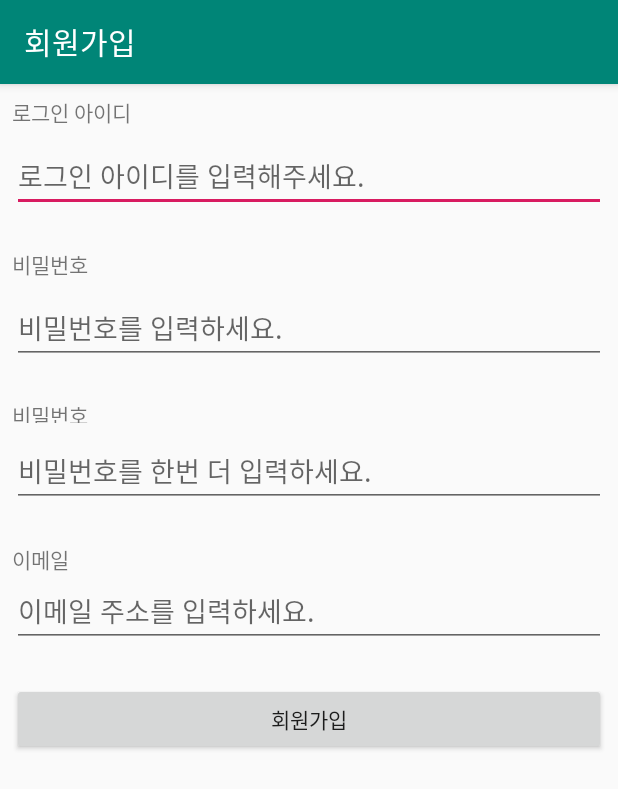
After one commit to jihyuno301/Mobile-Programming, an Android app: the SignupActivity screen opened directly, with no data from a screen before it, on a phone screen of 412 x 824 dp. The commit adds this screen. Shown: the top 789 px of the screen. Run offline under Robolectric (Android 15) with nearby library versions, the phone set to English and light mode, and no system bars.

Commit message:
데이터 입출력

```diff
--- /dev/null
+++ b/MyApplication/app/src/main/java/net/skhu/SignupActivity.java
@@ -0,0 +1,52 @@
+package net.skhu;
+
+import androidx.appcompat.app.AppCompatActivity;
+import android.os.Bundle;
+import android.view.View;
+import android.widget.Button;
+import android.widget.EditText;
+import android.widget.Toast;
+
+public class SignupActivity extends AppCompatActivity {
+
+    @Override
+    protected void onCreate(Bundle savedInstanceState) {
+        super.onCreate(savedInstanceState);
+        setContentView(R.layout.activity_signup);
+
+        Button button = (Button)findViewById(R.id.button);
+        View.OnClickListener listener = new View.OnClickListener() {
+            @Override
+            public void onClick(View view) {
+                EditText editText_loginId = (EditText)findViewById(R.id.editText_loginId);
+                String loginId = editText_loginId.getText().toString();
+                if (isEmptyOrWhiteSpace(loginId))
+                    editText_loginId.setError("로그인 아이디를 입력하세요");
+
+                EditText editText_password = (EditText)findViewById(R.id.editText_password);
+                String password = editText_password.getText().toString();
+                if (isEmptyOrWhiteSpace(password))
+                    editText_password.setError("비밀번호를 입력하세요");
+
+                EditText editText_password2 = (EditText)findViewById(R.id.editText_password2);
+                String password2 = editText_password2.getText().toString();
+                if (password.equals(password2) == false)
+                    editText_password2.setError("비밀번호가 일치하지 않습니다");
+
+                EditText editText_email = (EditText)findViewById(R.id.editText_email);
+                String email = editText_email.getText().toString();
+
+                // 회원 가입 데이터를 서버에 전송하는 코드를 구현해야 함.
+
+                String msg = "회원가입 성공: " + loginId + " " + email;
+                Toast.makeText(SignupActivity.this, msg, Toast.LENGTH_LONG).show();
+            }
+        };
+        button.setOnClickListener(listener);
+    }
+
+    static boolean isEmptyOrWhiteSpace(String s) {
+        if (s == null) return true;
+        return s.trim().length() == 0;
+    }
+}
--- /dev/null
+++ b/MyApplication/app/src/main/res/layout/activity_signup.xml
@@ -0,0 +1,131 @@
+<?xml version="1.0" encoding="utf-8"?>
+<androidx.constraintlayout.widget.ConstraintLayout xmlns:android="http://schemas.android.com/apk/res/android"
+    xmlns:app="http://schemas.android.com/apk/res-auto"
+    xmlns:tools="http://schemas.android.com/tools"
+    android:layout_width="match_parent"
+    android:layout_height="match_parent"
+    tools:context=".MainActivity">
+
+    <TextView
+        android:id="@+id/textView"
+        android:layout_width="wrap_content"
+        android:layout_height="wrap_content"
+        android:layout_marginStart="8dp"
+        android:layout_marginLeft="8dp"
+        android:layout_marginTop="8dp"
+        android:text="@string/loginId"
+        app:layout_constraintStart_toStartOf="parent"
+        app:layout_constraintTop_toTopOf="parent" />
+
+    <EditText
+        android:id="@+id/editText_loginId"
+        android:layout_width="0dp"
+        android:layout_height="wrap_content"
+        android:layout_marginStart="8dp"
+        android:layout_marginLeft="8dp"
+        android:layout_marginTop="8dp"
+        android:layout_marginEnd="8dp"
+        android:layout_marginRight="8dp"
+        android:ems="10"
+        android:hint="@string/input_loginId"
+        android:inputType="textUri"
+        app:layout_constraintEnd_toEndOf="parent"
+        app:layout_constraintStart_toStartOf="parent"
+        app:layout_constraintTop_toBottomOf="@+id/textView" />
+
+    <TextView
+        android:id="@+id/textView2"
+        android:layout_width="wrap_content"
+        android:layout_height="wrap_content"
+        android:layout_marginStart="8dp"
+        android:layout_marginLeft="8dp"
+        android:layout_marginTop="24dp"
+        android:text="@string/password"
+        app:layout_constraintStart_toStartOf="parent"
+        app:layout_constraintTop_toBottomOf="@+id/editText_loginId" />
+
+    <EditText
+        android:id="@+id/editText_password"
+        android:layout_width="0dp"
+        android:layout_height="wrap_content"
+        android:layout_marginStart="8dp"
+        android:layout_marginLeft="8dp"
+        android:layout_marginTop="8dp"
+        android:layout_marginEnd="8dp"
+        android:layout_marginRight="8dp"
+        android:ems="10"
+        android:hint="@string/input_password"
+        android:inputType="textPassword"
+        app:layout_constraintEnd_toEndOf="parent"
+        app:layout_constraintStart_toStartOf="parent"
+        app:layout_constraintTop_toBottomOf="@+id/textView2" />
+
+    <TextView
+        android:id="@+id/textView3"
+        android:layout_width="66dp"
+        android:layout_height="15dp"
+        android:layout_marginStart="8dp"
+        android:layout_marginLeft="8dp"
+        android:layout_marginTop="24dp"
+        android:text="@string/password2"
+        app:layout_constraintStart_toStartOf="parent"
+        app:layout_constraintTop_toBottomOf="@+id/editText_password" />
+
+    <EditText
+        android:id="@+id/editText_password2"
+        android:layout_width="0dp"
+        android:layout_height="wrap_content"
+        android:layout_marginStart="8dp"
+        android:layout_marginLeft="8dp"
+        android:layout_marginTop="8dp"
+        android:layout_marginEnd="8dp"
+        android:layout_marginRight="8dp"
+        android:ems="10"
+        android:hint="@string/input_password2"
+        android:inputType="textPassword"
+        app:layout_constraintEnd_toEndOf="parent"
+        app:layout_constraintStart_toStartOf="parent"
+        app:layout_constraintTop_toBottomOf="@+id/textView3" />
+
+    <TextView
+        android:id="@+id/textView4"
+        android:layout_width="wrap_content"
+        android:layout_height="wrap_content"
+        android:layout_marginStart="8dp"
+        android:layout_marginLeft="8dp"
+        android:layout_marginTop="24dp"
+        android:text="@string/email"
+        app:layout_constraintStart_toStartOf="parent"
+        app:layout_constraintTop_toBottomOf="@+id/editText_password2" />
+
+    <EditText
+        android:id="@+id/editText_email"
+        android:layout_width="0dp"
+        android:layout_height="wrap_content"
+        android:layout_marginStart="8dp"
+        android:layout_marginLeft="8dp"
+        android:layout_marginEnd="8dp"
+        android:layout_marginRight="8dp"
+        android:ems="10"
+        android:hint="@string/input_email"
+        android:inputType="textEmailAddress"
+        app:layout_constraintEnd_toEndOf="parent"
+        app:layout_constraintHorizontal_bias="0.0"
+        app:layout_constraintStart_toStartOf="parent"
+        app:layout_constraintTop_toBottomOf="@+id/textView4" />
+
+    <Button
+        android:id="@+id/button"
+        android:layout_width="0dp"
+        android:layout_height="wrap_content"
+        android:layout_marginStart="8dp"
+        android:layout_marginLeft="8dp"
+        android:layout_marginTop="24dp"
+        android:layout_marginEnd="8dp"
+        android:layout_marginRight="8dp"
+        android:text="@string/signUp"
+        app:layout_constraintEnd_toEndOf="parent"
+        app:layout_constraintStart_toStartOf="parent"
+        app:layout_constraintTop_toBottomOf="@+id/editText_email" />
+
+</androidx.constraintlayout.widget.ConstraintLayout>
--- a/MyApplication/app/src/main/res/values/strings.xml
+++ b/MyApplication/app/src/main/res/values/strings.xml
@@ -4,6 +4,19 @@
     <string name="score">점수를 입력해주세요.</string>
     <string name="save">저장</string>
     <string name="action_spinners">Spinners Test</string>
+    <string name="action_swap">SwapString Test</string>
+    <string name="loginId">로그인 아이디</string>
+    <string name="input_loginId">로그인 아이디를 입력해주세요.</string>
+    <string name="password">비밀번호</string>
+    <string name="input_password">비밀번호를 입력하세요.</string>
+    <string name="password2">비밀번호 확인</string>
+    <string name="input_password2">비밀번호를 한번 더 입력하세요.</string>
+    <string name="email">이메일</string>
+    <string name="input_email">이메일 주소를 입력하세요.</string>
+    <string name="signUp">회원가입</string>
+    <string name="memo">메모장</string>
+    <string name="input_memo">제목을 입력하세요.</string>
+    <string name="input_content">내용을 입력하세요.</string>
     <string-array name="licenses">
         <item>정보처리기사</item>
         <item>리눅스마스터</item>
```
Also changed, not shown: MyApplication/app/src/main/AndroidManifest.xml (+10 -1 lines), MyApplication/app/src/main/java/net/skhu/MainActivity.java (+37 -10 lines), MyApplication/app/src/main/java/net/skhu/MemoActivity.java (added, +46 -0 lines), MyApplication/app/src/main/java/net/skhu/SwapStringActivity.java (added, +34 -0 lines), MyApplication/app/src/main/res/layout/activity_main.xml (+1 -17 lines), MyApplication/app/src/main/res/layout/activity_memo.xml (added, +57 -0 lines), MyApplication/app/src/main/res/layout/activity_swap_string.xml (added, +55 -0 lines), MyApplication/app/src/main/res/menu/menu_main.xml (added, +12 -0 lines).
